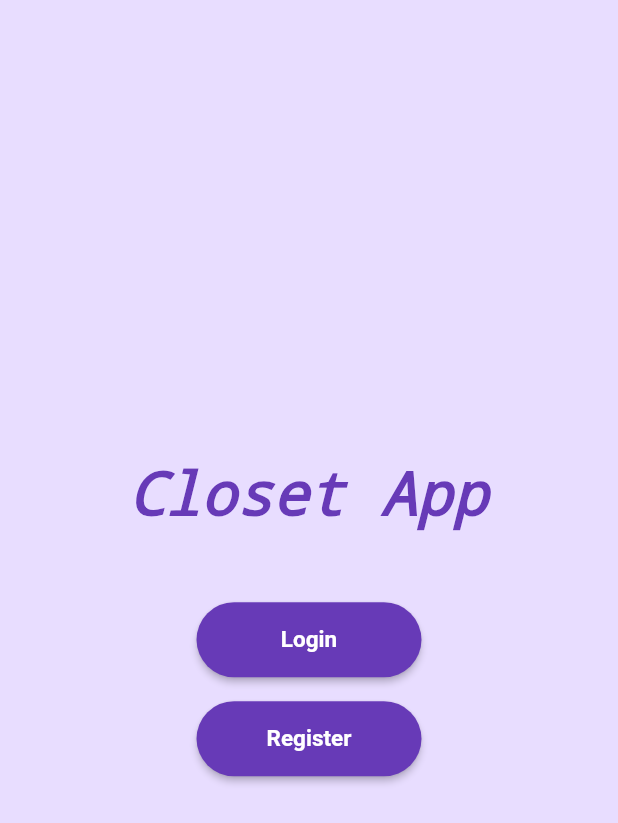
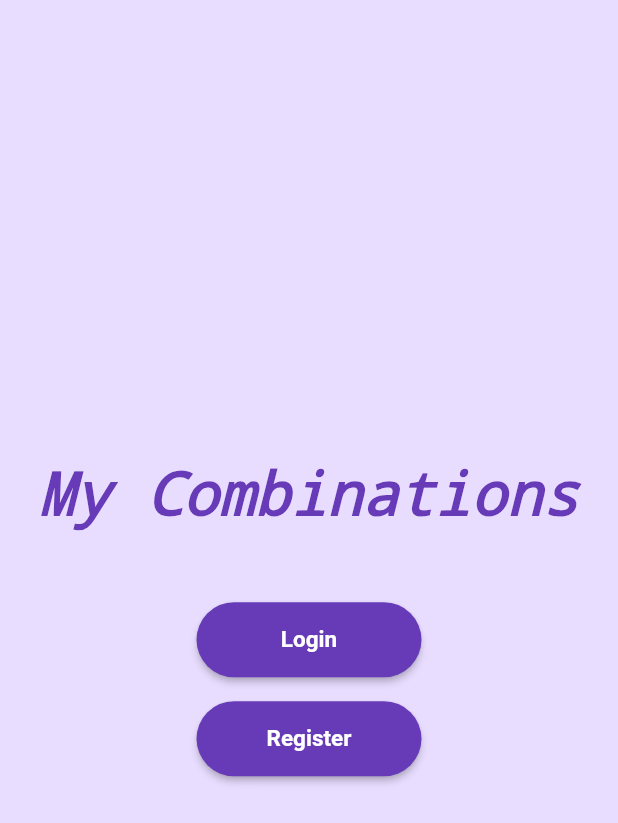
Before and after one commit to lKhanl/closet-app, a Flutter app: the screen it shows after launch, on a phone screen of 412 x 824 dp. Shown: the top 823 px of the screen. Run offline on Flutter 3.47's test engine with Material 2 defaults, Android fonts, the light colour scheme and no system bars; our stand-ins replace flutter_dotenv, get, get_it, get_storage.

Commit message:
project renamed

```diff
--- a/lib/components/title.dart
+++ b/lib/components/title.dart
@@ -1,4 +1,4 @@
-import 'package:ClosetApp/style/theme_colors.dart';
+import 'package:MyCombinationsApp/style/theme_colors.dart';
 import 'package:flutter/material.dart';
 
 class CustomTitle extends StatelessWidget {
--- a/lib/main.dart
+++ b/lib/main.dart
@@ -1,5 +1,5 @@
-import 'package:ClosetApp/pages/initial/initial_page.dart';
-import 'package:ClosetApp/services/service_locator.dart';
+import 'package:MyCombinationsApp/pages/initial/initial_page.dart';
+import 'package:MyCombinationsApp/services/service_locator.dart';
 import 'package:flutter/material.dart';
 import 'package:flutter_dotenv/flutter_dotenv.dart';
 import 'package:get/get_navigation/src/root/get_material_app.dart';
@@ -9,11 +9,11 @@ void main() async {
   await dotenv.load(fileName: ".env");
   await GetStorage.init();
   setupGetIt();
-  runApp(const ClosetApp());
+  runApp(const MyCombinationsApp());
 }
 
-class ClosetApp extends StatelessWidget {
-  const ClosetApp({super.key});
+class MyCombinationsApp extends StatelessWidget {
+  const MyCombinationsApp({super.key});
 
   @override
   Widget build(BuildContext context) {
--- a/lib/pages/initial/initial_page.dart
+++ b/lib/pages/initial/initial_page.dart
@@ -1,7 +1,7 @@
-import 'package:ClosetApp/components/title.dart';
-import 'package:ClosetApp/layout/box.dart';
-import 'package:ClosetApp/pages/register/register_page.dart';
-import 'package:ClosetApp/utils/router_utils.dart';
+import 'package:MyCombinationsApp/components/title.dart';
+import 'package:MyCombinationsApp/layout/box.dart';
+import 'package:MyCombinationsApp/pages/register/register_page.dart';
+import 'package:MyCombinationsApp/utils/router_utils.dart';
 import 'package:flutter/material.dart';
 
 import '../../components/button.dart';
@@ -18,7 +18,10 @@ class InitialPage extends StatelessWidget {
       child: Column(
         mainAxisAlignment: MainAxisAlignment.center,
         children: [
-          const CustomTitle(text: 'Closet App'),
+          Container(
+            alignment: Alignment.center,
+            child: const CustomTitle(text: 'My Combinations'),
+          ),
           Box.h48,
           Button(
               text: 'Login',
--- a/lib/pages/login/login_state_manager.dart
+++ b/lib/pages/login/login_state_manager.dart
@@ -1,4 +1,4 @@
-import 'package:ClosetApp/utils/validator.dart';
+import 'package:MyCombinationsApp/utils/validator.dart';
 import 'package:get_it/get_it.dart';
 
 import '../../services/auth_service.dart';
--- a/lib/pages/register/register_state_manager.dart
+++ b/lib/pages/register/register_state_manager.dart
@@ -1,4 +1,4 @@
-import 'package:ClosetApp/utils/validator.dart';
+import 'package:MyCombinationsApp/utils/validator.dart';
 import 'package:get_it/get_it.dart';
 
 import '../../services/auth_service.dart';
--- a/lib/services/service_locator.dart
+++ b/lib/services/service_locator.dart
@@ -1,6 +1,6 @@
-import 'package:ClosetApp/pages/login/login_state_manager.dart';
-import 'package:ClosetApp/pages/register/register_state_manager.dart';
-import 'package:ClosetApp/services/auth_service.dart';
+import 'package:MyCombinationsApp/pages/login/login_state_manager.dart';
+import 'package:MyCombinationsApp/pages/register/register_state_manager.dart';
+import 'package:MyCombinationsApp/services/auth_service.dart';
 import 'package:get_it/get_it.dart';
 
 final getIt = GetIt.instance;
--- a/lib/utils/router_utils.dart
+++ b/lib/utils/router_utils.dart
@@ -1,4 +1,4 @@
-import 'package:ClosetApp/pages/base_stateless_page.dart';
+import 'package:MyCombinationsApp/pages/base_stateless_page.dart';
 import 'package:get/get.dart';
 
 class RouterUtils {
--- a/lib/utils/snackbar_utils.dart
+++ b/lib/utils/snackbar_utils.dart
@@ -1,4 +1,4 @@
-import 'package:ClosetApp/style/theme_colors.dart';
+import 'package:MyCombinationsApp/style/theme_colors.dart';
 import 'package:flutter/material.dart';
 import 'package:get/get.dart';
 
--- a/lib/utils/validator.dart
+++ b/lib/utils/validator.dart
@@ -1,4 +1,4 @@
-import 'package:ClosetApp/utils/snackbar_utils.dart';
+import 'package:MyCombinationsApp/utils/snackbar_utils.dart';
 
 void validate(Map<String, String> mapOfArguments) {
   String errorMessage = '';
--- a/pubspec.yaml
+++ b/pubspec.yaml
@@ -1,4 +1,4 @@
-name: ClosetApp
+name: MyCombinationsApp
 description: A Clothe App made with Flutter.
 
 publish_to: 'none' # Remove this line if you wish to publish to pub.dev
@@ -23,6 +23,7 @@ dev_dependencies:
   flutter_test:
     sdk: flutter
   flutter_lints: ^2.0.0
+  change_app_package_name: ^1.1.0
 
 flutter:
   uses-material-design: true
```
Also changed, not shown: lib/pages/login/login_page.dart (+7 -7 lines), lib/pages/register/register_page.dart (+7 -7 lines), pubspec.lock, 5 other files.
